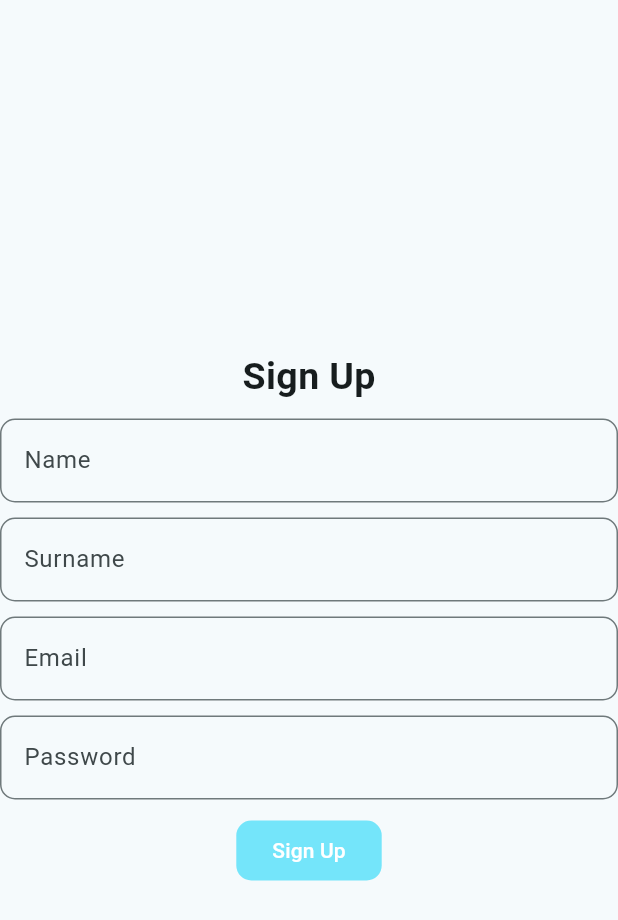
After one commit to agelastrxn/expense_tracker, a Flutter app: the SignUpScreen screen opened directly, on a phone screen of 412 x 824 dp. The commit adds this screen. Shown: the top 920 px of the screen. Run offline on Flutter 3.47's test engine with Material 3 defaults, Android fonts, the phone set to English and light mode, and no system bars; our stand-ins replace firebase_auth, firebase_core; accounts and stored records are empty.

Commit message:
auth okay

```diff
--- a/lib/app/constants/texts.dart
+++ b/lib/app/constants/texts.dart
@@ -6,4 +6,7 @@ class AppTexts {
   static const String alreadyHaveAnAccount = 'Already have an account?';
   static const String email = 'Email';
   static const String password = 'Password';
+  static const String name = 'Name';
+  static const String surName = 'Surname';
+
 }
--- /dev/null
+++ b/lib/features/auth/data/datasources/sign_up_datasource.dart
@@ -0,0 +1,16 @@
+import 'package:expense_tracker/features/auth/domain/entities/user_entity.dart';
+import 'package:firebase_auth/firebase_auth.dart';
+
+final auth = FirebaseAuth.instance;
+
+abstract class ISignUpDatasource {
+  Future<void> signUpWithEmailAndPassword({required UserEntity user});
+}
+
+class SignUpDatasourceImpl implements ISignUpDatasource {
+  @override
+  Future<void> signUpWithEmailAndPassword({required UserEntity user}) async {
+    await auth.createUserWithEmailAndPassword(email: user.email, password: user.password);
+    print('User created');
+  }
+}
--- a/lib/features/sing_in/data/models/user_model.dart
+++ b/lib/features/auth/data/models/user_model.dart
@@ -1,19 +1,19 @@
-import 'package:expense_tracker/features/sing_in/domain/entities/user_entity.dart';
+import 'package:expense_tracker/features/auth/domain/entities/user_entity.dart';
 
 class UserModel extends UserEntity {
   UserModel({
-    required super.id,
     required super.email,
     required super.password,
     required super.name,
+    required super.surName,
   });
 
   factory UserModel.fromJson(Map<String, dynamic> json) {
     return UserModel(
-      id: json['id'],
       email: json['email'],
       password: json['password'],
       name: json['name'],
+      surName: json['surName'],
     );
   }
 }
--- a/lib/features/sing_in/data/repositories/sign_in_repo_impl.dart
+++ b/lib/features/auth/data/repository/sign_in_repo_impl.dart
@@ -1,5 +1,5 @@
-import 'package:expense_tracker/features/sing_in/data/datasource/remote_datasource/sign_in_remote_datasource.dart';
-import 'package:expense_tracker/features/sing_in/domain/repositories/i_sign_in_repo.dart';
+import 'package:expense_tracker/features/auth/data/datasources/sign_in_remote_datasource.dart';
+import 'package:expense_tracker/features/auth/domain/repositories/i_sign_in_repo.dart';
 
 class SignInRepoImpl implements ISignInRepo {
   final SignInRemoteDatasourceImpl datasource;
--- /dev/null
+++ b/lib/features/auth/data/repository/sign_up_repo_impl.dart
@@ -0,0 +1,14 @@
+import 'package:expense_tracker/features/auth/data/datasources/sign_up_datasource.dart';
+import 'package:expense_tracker/features/auth/domain/entities/user_entity.dart';
+import 'package:expense_tracker/features/auth/domain/repositories/i_sign_up_repo.dart';
+
+class SignUpRepoImpl implements ISignUpRepo {
+  final SignUpDatasourceImpl datasource;
+
+  SignUpRepoImpl({required this.datasource});
+
+  @override
+  Future signUpWithEmailAndPassword({required UserEntity user}) async {
+    return await datasource.signUpWithEmailAndPassword(user: user);
+  }
+}
--- a/lib/features/sing_in/domain/entities/user_entity.dart
+++ b/lib/features/auth/domain/entities/user_entity.dart
@@ -1,15 +1,15 @@
 class UserEntity {
-  final String id;
   final String email;
   final String password;
   final String name;
+  final String surName;
   // final String photoUrl;
 
   UserEntity({
-    required this.id,
     required this.email,
     required this.password,
     required this.name,
+    required this.surName,
     // required this.photoUrl,
   });
 }
--- /dev/null
+++ b/lib/features/auth/domain/repositories/i_sign_up_repo.dart
@@ -0,0 +1,5 @@
+import 'package:expense_tracker/features/auth/domain/entities/user_entity.dart';
+
+abstract class ISignUpRepo {
+  Future<void> signUpWithEmailAndPassword({required UserEntity user});
+}
--- /dev/null
+++ b/lib/features/auth/domain/usecases/sign_in_email_usecase.dart
@@ -0,0 +1,11 @@
+import 'package:expense_tracker/features/auth/domain/repositories/i_sign_in_repo.dart';
+
+class SignInWithEmailAndPasswordUseCase {
+  final ISignInRepo repo;
+
+  SignInWithEmailAndPasswordUseCase({required this.repo});
+
+  Future<void> singInWithEmailAndPasswordUsecase({required String email, required String password}) async {
+    return await repo.signInWithEmailAndPassword(email: email, password: password);
+  }
+}
--- /dev/null
+++ b/lib/features/auth/domain/usecases/sign_up_email_usecase.dart
@@ -0,0 +1,12 @@
+import 'package:expense_tracker/features/auth/domain/entities/user_entity.dart';
+import 'package:expense_tracker/features/auth/domain/repositories/i_sign_up_repo.dart';
+
+class SignUpEmailUsecase {
+  final ISignUpRepo repo;
+
+  SignUpEmailUsecase({required this.repo});
+
+  Future<void> signUpWithEmailAndPassword({required UserEntity user}) async {
+    await repo.signUpWithEmailAndPassword(user: user);
+  }
+}
--- /dev/null
+++ b/lib/features/auth/presentation/pages/sign_up_screen.dart
@@ -0,0 +1,47 @@
+import 'package:expense_tracker/app/constants/text_styles.dart';
+import 'package:expense_tracker/app/constants/texts.dart';
+import 'package:expense_tracker/features/auth/domain/entities/user_entity.dart';
+import 'package:expense_tracker/features/auth/presentation/provider/sign_up_provider.dart';
+import 'package:expense_tracker/features/auth/presentation/widgets/custom_text_field.dart';
+import 'package:expense_tracker/features/auth/presentation/widgets/psw_text_field.dart';
+import 'package:flutter/material.dart';
+import 'package:provider/provider.dart';
+
+class SignUpScreen extends StatelessWidget {
+  const SignUpScreen({super.key});
+
+  @override
+  Widget build(BuildContext context) {
+    late String name;
+    late String surName;
+    late String email;
+    late String password;
+    final provider = Provider.of<SignUpProvider>(context);
+    return Scaffold(
+      body: Center(
+        child: Column(
+          mainAxisAlignment: MainAxisAlignment.center,
+          children: [
+            Text(AppTexts.signUp, style: AppTextStyles.title),
+            SizedBox(height: 10),
+            CustomTextField(text: AppTexts.name, onChanged: (v) => name = v),
+            SizedBox(height: 10),
+            CustomTextField(text: AppTexts.surName, onChanged: (v) => surName = v),
+            SizedBox(height: 10),
+            CustomTextField(text: AppTexts.email, onChanged: (v) => email = v),
+            SizedBox(height: 10),
+            PswTextField(onChanged: (v) => password = v),
+            SizedBox(height: 10),
+            FilledButton(
+              onPressed: () {
+                UserEntity user = UserEntity(name: name, surName: surName, email: email, password: password);
+                provider.signUpWithEmailAndPassword(user: user);
+              },
+              child: Text(AppTexts.signUp),
+            ),
+          ],
+        ),
+      ),
+    );
+  }
+}
--- /dev/null
+++ b/lib/features/auth/presentation/provider/sign_in_provider.dart
@@ -0,0 +1,17 @@
+import 'package:expense_tracker/features/auth/data/datasources/sign_in_remote_datasource.dart';
+import 'package:expense_tracker/features/auth/data/repository/sign_in_repo_impl.dart';
+import 'package:expense_tracker/features/auth/domain/repositories/i_sign_in_repo.dart';
+import 'package:expense_tracker/features/auth/domain/usecases/sign_in_email_usecase.dart';
+import 'package:flutter/material.dart';
+
+class SignInProvider extends ChangeNotifier {
+  Future<void> signInWithEmailAndPassword({required String email, required String password}) async {
+    try {
+      ISignInRepo repo = SignInRepoImpl(datasource: SignInRemoteDatasourceImpl());
+      await SignInWithEmailAndPasswordUseCase(repo: repo).singInWithEmailAndPasswordUsecase(email: email, password: password);
+      notifyListeners();
+    } catch (e) {
+      print(e);
+    }
+  }
+}
--- a/lib/features/sing_in/presentation/widgets/custom_text_field.dart
+++ b/lib/features/auth/presentation/widgets/custom_text_field.dart
@@ -8,8 +8,10 @@ class CustomTextField extends StatelessWidget {
   @override
   Widget build(BuildContext context) {
     return TextField(
-      decoration: InputDecoration(hintText: text),
       onChanged: onChanged,
+      decoration: InputDecoration(
+        hintText: text,
+      ),
     );
   }
 }
--- a/lib/features/sing_in/presentation/widgets/psw_text_field.dart
+++ b/lib/features/auth/presentation/widgets/psw_text_field.dart
@@ -2,19 +2,19 @@ import 'package:expense_tracker/app/constants/texts.dart';
 import 'package:flutter/material.dart';
 
 class PswTextField extends StatelessWidget {
-  final Function(String) onChanged;
+    final Function(String) onChanged;
 
   const PswTextField({super.key, required this.onChanged});
 
   @override
   Widget build(BuildContext context) {
     return TextField(
+      onChanged: onChanged,
       obscureText: true,
-      obscuringCharacter: "†",
+      obscuringCharacter: '†',
       decoration: InputDecoration(
         hintText: AppTexts.password,
       ),
-      onChanged: onChanged,
     );
   }
 }
--- a/lib/features/sing_in/domain/usecases/sign_in_email_usecase.dart
+++ /dev/null
@@ -1,11 +0,0 @@
-import 'package:expense_tracker/features/sing_in/domain/repositories/i_sign_in_repo.dart';
-
-class SignInWithEmailAndPasswordUseCase {
-  final ISignInRepo signInRepo;
-
-  SignInWithEmailAndPasswordUseCase({required this.signInRepo});
-
-  Future<void> singInWithEmailAndPasswordUsecase({required String email, required String password}) async {
-    return await signInRepo.signInWithEmailAndPassword(email: email, password: password);
-  }
-}
--- a/lib/features/sing_in/presentation/provider/sing_in_provider.dart
+++ /dev/null
@@ -1,18 +0,0 @@
-import 'package:expense_tracker/features/sing_in/data/datasource/remote_datasource/sign_in_remote_datasource.dart';
-import 'package:expense_tracker/features/sing_in/data/repositories/sign_in_repo_impl.dart';
-import 'package:expense_tracker/features/sing_in/domain/repositories/i_sign_in_repo.dart';
-import 'package:expense_tracker/features/sing_in/domain/usecases/sign_in_email_usecase.dart';
-import 'package:flutter/material.dart';
-
-class SingInProvider extends ChangeNotifier {
-  ISignInRepo signInRepo = SignInRepoImpl(datasource: SignInRemoteDatasourceImpl());
-  Future<void> signInWithEmailAndPassword({required String email, required String password}) async {
-    try {
-      SignInWithEmailAndPasswordUseCase(signInRepo: signInRepo).singInWithEmailAndPasswordUsecase(email: email, password: password);
-      print('User signed in');
-      notifyListeners();
-    } catch (e) {
-      print(e);
-    }
-  }
-}
```
Also changed, not shown: lib/features/auth/presentation/pages/sign_in_screen.dart (renamed from lib/features/sing_in/presentation/screens/sign_in_screen.dart, +7 -12 lines), lib/features/auth/presentation/provider/sign_up_provider.dart (added, +18 -0 lines), lib/main.dart (+12 -7 lines), lib/features/auth/data/datasources/sign_in_remote_datasource.dart (renamed from lib/features/sing_in/data/datasource/remote_datasource/sign_in_remote_datasource.dart), lib/features/auth/domain/repositories/i_sign_in_repo.dart (renamed from lib/features/sing_in/domain/repositories/i_sign_in_repo.dart).
